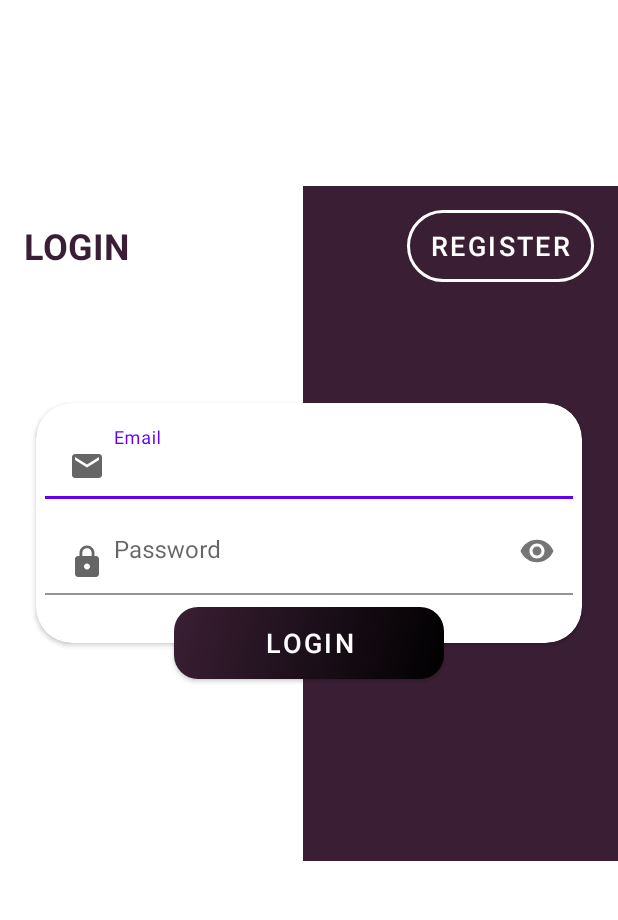
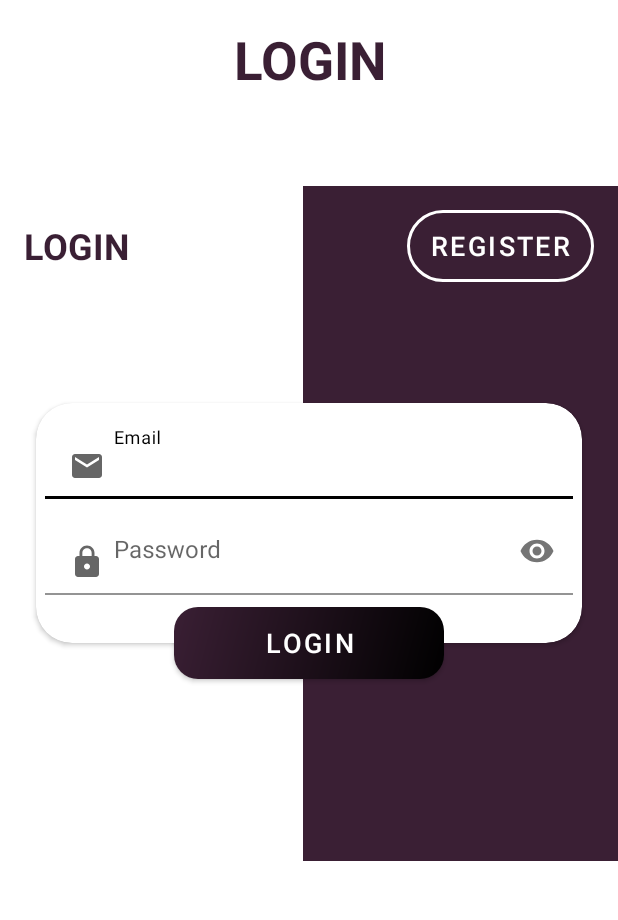
Before and after one commit to oreki27/FitnessAbode, an Android app: the screen it shows after launch (LoginActivity), on a phone screen of 412 x 824 dp, the part 95-1015 px from its top. Run offline under Robolectric (Android 15) with nearby library versions, the light colour scheme and no system bars; our stand-ins replace data binding.

Commit message:
2nd commit Resister file(design)

```diff
--- a/app/src/main/AndroidManifest.xml
+++ b/app/src/main/AndroidManifest.xml
@@ -9,7 +9,8 @@
         android:roundIcon="@mipmap/logo_splash"
         android:supportsRtl="true"
         android:theme="@style/Theme.Fitness_abode">
-        <activity android:name=".LoginScreen.LoginActivity"></activity>
+        <activity android:name=".LoginScreen.RegisterActivity"></activity>
+        <activity android:name=".LoginScreen.LoginActivity" />
         <activity
             android:name=".splash.SplashScreen"
             android:label="Fitness Abobe">
@@ -21,7 +22,7 @@
         </activity>
         <activity
             android:name=".MainActivity"
-            android:label="Main"></activity>
+            android:label="Main" />
     </application>
 
 </manifest>
--- a/app/src/main/res/layout/activity_login.xml
+++ b/app/src/main/res/layout/activity_login.xml
@@ -9,7 +9,7 @@
 
 
     <TextView
-        android:id="@+id/textView"
+        android:id="@+id/textView1"
         android:layout_width="wrap_content"
         android:layout_height="wrap_content"
         android:layout_marginTop="16dp"
@@ -22,6 +22,21 @@
         app:layout_constraintEnd_toEndOf="parent"
         app:layout_constraintStart_toStartOf="parent"
         app:layout_constraintTop_toTopOf="parent" />
+
+    <TextView
+        android:id="@+id/textView3"
+        android:layout_width="wrap_content"
+        android:layout_height="wrap_content"
+        android:layout_marginTop="16dp"
+        android:text="LOGIN"
+        android:elevation="@null"
+        android:textAlignment="textEnd"
+        android:textColor="@color/splash_color"
+        android:textSize="35sp"
+        android:textStyle="bold"
+        app:layout_constraintEnd_toEndOf="parent"
+        app:layout_constraintStart_toStartOf="parent"
+        app:layout_constraintTop_toBottomOf="@id/textView1" />
 
     <View
         android:id="@+id/view"
--- a/app/src/main/res/values-night/themes.xml
+++ b/app/src/main/res/values-night/themes.xml
@@ -2,7 +2,7 @@
     <!-- Base application theme. -->
     <style name="Theme.Fitness_abode" parent="Theme.MaterialComponents.DayNight.DarkActionBar">
         <!-- Primary brand color. -->
-        <item name="colorPrimary">@color/purple_200</item>
+        <item name="colorPrimary">@color/black</item>
         <item name="colorPrimaryVariant">@color/purple_700</item>
         <item name="colorOnPrimary">@color/black</item>
         <!-- Secondary brand color. -->
@@ -10,7 +10,7 @@
         <item name="colorSecondaryVariant">@color/teal_200</item>
         <item name="colorOnSecondary">@color/black</item>
         <!-- Status bar color. -->
-        <item name="android:statusBarColor" tools:targetApi="l">?attr/colorPrimaryVariant</item>
+        <item name="android:statusBarColor" tools:targetApi="l">?attr/colorPrimary</item>
         <!-- Customize your theme here. -->
     </style>
 </resources>
--- a/app/src/main/res/values/themes.xml
+++ b/app/src/main/res/values/themes.xml
@@ -2,7 +2,7 @@
     <!-- Base application theme. -->
     <style name="Theme.Fitness_abode" parent="Theme.MaterialComponents.DayNight.DarkActionBar">
         <!-- Primary brand color. -->
-        <item name="colorPrimary">@color/purple_500</item>
+        <item name="colorPrimary">@color/black</item>
         <item name="colorPrimaryVariant">@color/purple_700</item>
         <item name="colorOnPrimary">@color/white</item>
         <!-- Secondary brand color. -->
@@ -10,7 +10,7 @@
         <item name="colorSecondaryVariant">@color/teal_700</item>
         <item name="colorOnSecondary">@color/black</item>
         <!-- Status bar color. -->
-        <item name="android:statusBarColor" tools:targetApi="l">?attr/colorPrimaryVariant</item>
+        <item name="android:statusBarColor" tools:targetApi="l">?attr/colorPrimary</item>
         <!-- Customize your theme here. -->
     </style>
 </resources>
```
